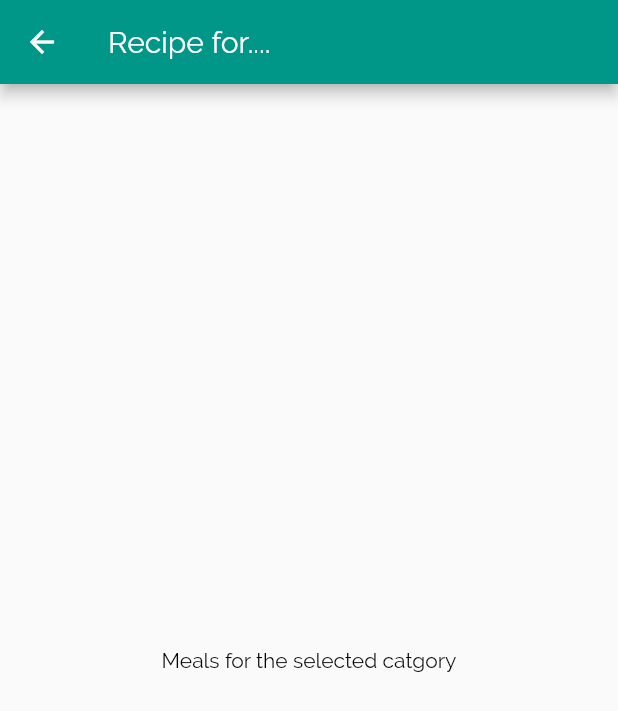
After one commit to netholi/my_recipe, a Flutter app: the screen it shows after launch, after a tap on "Italian", on a phone screen of 412 x 824 dp. The commit adds this screen. Shown: the top 711 px of the screen. Run offline on Flutter 3.47's test engine with Material 2 defaults, Android fonts, the phone set to English and light mode, and no system bars.

Commit message:
Add category meals screen

```diff
--- a/lib/category_item.dart
+++ b/lib/category_item.dart
@@ -1,13 +1,24 @@
 import 'package:flutter/material.dart';
+import './category_meals_screen.dart';
 
 class CategoryItem extends StatelessWidget {
   final String title;
   final Color bgColor;
   CategoryItem({required this.title, required this.bgColor});
 
+  void selectCategory(BuildContext ctx) {
+    Navigator.of(ctx).push(MaterialPageRoute(builder: (_) {
+      return CategoryMealsScreen();
+    }));
+  }
+
   @override
   Widget build(BuildContext context) {
-    return Container(
+    return InkWell(
+      onTap: () => selectCategory(context),
+      splashColor: Theme.of(context).primaryColor,
+      borderRadius: BorderRadius.circular(15),
+      child: Container(
         //margin: EdgeInsets.fromLTRB(10, 20, 10, 5),
         padding: const EdgeInsets.all(15),
         child: Center(
@@ -23,6 +34,7 @@ class CategoryItem extends StatelessWidget {
           borderRadius: BorderRadius.circular(15),
           border: Border.all(color: Colors.white),
         ),
+      ),
     );
   }
 }
--- /dev/null
+++ b/lib/category_meals_screen.dart
@@ -0,0 +1,17 @@
+import 'package:flutter/material.dart';
+
+class CategoryMealsScreen extends StatelessWidget {
+  const CategoryMealsScreen({Key? key}) : super(key: key);
+
+  @override
+  Widget build(BuildContext context) {
+    return Scaffold(
+      appBar: AppBar(
+        title: Text('Recipe for....'),
+      ),
+      body: Center(
+        child: Text('Meals for the selected catgory'),
+      ),
+    );
+  }
+}
```
Lines whose indentation alone changed are shown as unchanged.
